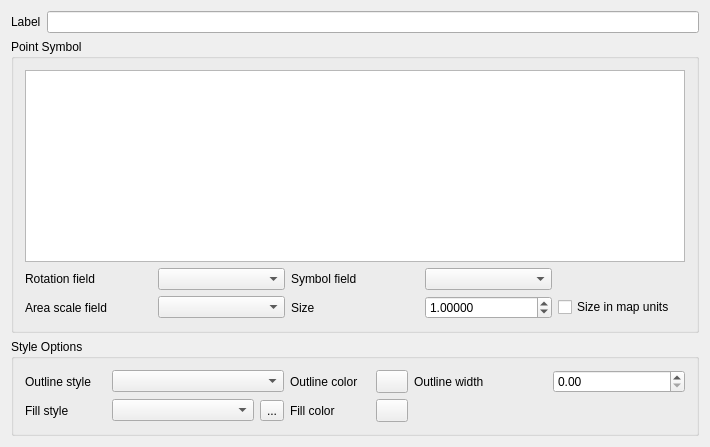
Old version of the form qgis/src/ui/qgssinglesymboldialogbase.ui in the repository sourcepole/qgis.
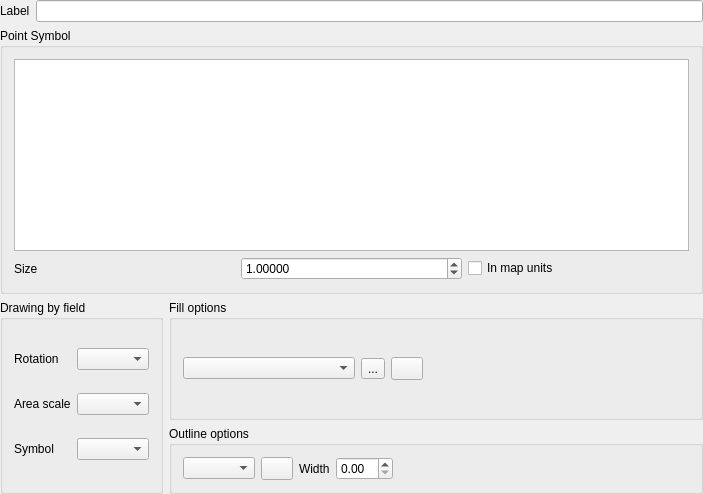
New version of the form. Custom widgets are drawn as their Qt base class.

```diff
--- a/qgis/src/ui/qgssinglesymboldialogbase.ui
+++ b/qgis/src/ui/qgssinglesymboldialogbase.ui
@@ -1,12 +1,12 @@
 <ui version="4.0" >
  <class>QgsSingleSymbolDialogBase</class>
- <widget class="QDialog" name="QgsSingleSymbolDialogBase" >
-  <property name="geometry" >
+ <widget class="QDialog" name="QgsSingleSymbolDialogBase">
+  <property name="geometry">
    <rect>
     <x>0</x>
     <y>0</y>
-    <width>710</width>
-    <height>443</height>
+    <width>703</width>
+    <height>494</height>
    </rect>
   </property>
   <property name="sizePolicy" >
@@ -18,10 +18,13 @@
   <property name="windowTitle" >
    <string>Single Symbol</string>
   </property>
-  <layout class="QGridLayout" >
-   <item row="0" column="0" >
-    <widget class="QLabel" name="mLabel" >
-     <property name="minimumSize" >
+  <layout class="QGridLayout" name="gridLayout_5">
+   <property name="margin">
+    <number>0</number>
+   </property>
+   <item row="0" column="0">
+    <widget class="QLabel" name="mLabel">
+     <property name="minimumSize">
       <size>
        <width>0</width>
        <height>22</height>
@@ -35,9 +38,9 @@
      </property>
     </widget>
    </item>
-   <item row="0" column="1" >
-    <widget class="QLineEdit" name="mLabelEdit" >
-     <property name="minimumSize" >
+   <item row="0" column="1">
+    <widget class="QLineEdit" name="mLabelEdit">
+     <property name="minimumSize">
       <size>
        <width>0</width>
        <height>22</height>
@@ -45,10 +48,10 @@
      </property>
     </widget>
    </item>
-   <item row="1" column="0" colspan="2" >
-    <widget class="QGroupBox" name="mGroupPoint" >
-     <property name="sizePolicy" >
-      <sizepolicy vsizetype="Fixed" hsizetype="Expanding" >
+   <item row="1" column="0" colspan="2">
+    <widget class="QGroupBox" name="mGroupPoint">
+     <property name="sizePolicy">
+      <sizepolicy hsizetype="Expanding" vsizetype="Fixed">
        <horstretch>0</horstretch>
        <verstretch>0</verstretch>
       </sizepolicy>
@@ -56,10 +59,16 @@
      <property name="title" >
       <string>Point Symbol</string>
      </property>
-     <layout class="QGridLayout" >
-      <item row="0" column="0" colspan="5" >
-       <widget class="QListWidget" name="lstSymbols" >
-        <property name="dragDropMode" >
+     <layout class="QGridLayout" name="gridLayout_4">
+      <item row="0" column="0" colspan="3">
+       <widget class="QListWidget" name="lstSymbols">
+        <property name="sizePolicy">
+         <sizepolicy hsizetype="Expanding" vsizetype="MinimumExpanding">
+          <horstretch>0</horstretch>
+          <verstretch>0</verstretch>
+         </sizepolicy>
+        </property>
+        <property name="dragDropMode">
          <enum>QAbstractItemView::DragDrop</enum>
         </property>
         <property name="alternatingRowColors" >
@@ -85,62 +94,9 @@
         </property>
        </widget>
       </item>
-      <item row="2" column="0" >
-       <widget class="QLabel" name="textLabel1_3" >
-        <property name="text" >
-         <string>Rotation field</string>
-        </property>
-        <property name="buddy" >
-         <cstring>mRotationClassificationComboBox</cstring>
-        </property>
-       </widget>
-      </item>
-      <item row="2" column="1" >
-       <widget class="QComboBox" name="mRotationClassificationComboBox" >
-        <property name="minimumSize" >
-         <size>
-          <width>0</width>
-          <height>20</height>
-         </size>
-        </property>
-       </widget>
-      </item>
-      <item row="3" column="1" >
-       <widget class="QComboBox" name="mScaleClassificationComboBox" >
-        <property name="minimumSize" >
-         <size>
-          <width>0</width>
-          <height>20</height>
-         </size>
-        </property>
-       </widget>
-      </item>
-      <item row="3" column="0" >
-       <widget class="QLabel" name="textLabel9" >
-        <property name="text" >
-         <string>Area scale field</string>
-        </property>
-        <property name="buddy" >
-         <cstring>mScaleClassificationComboBox</cstring>
-        </property>
-       </widget>
-      </item>
-      <item row="2" column="3" >
-       <widget class="QComboBox" name="mSymbolComboBox" />
-      </item>
-      <item row="2" column="2" >
-       <widget class="QLabel" name="label" >
-        <property name="text" >
-         <string>Symbol field</string>
-        </property>
-        <property name="buddy" >
-         <cstring>mSymbolComboBox</cstring>
-        </property>
-       </widget>
-      </item>
-      <item row="3" column="2" >
-       <widget class="QLabel" name="textLabel1_2" >
-        <property name="text" >
+      <item row="1" column="0">
+       <widget class="QLabel" name="textLabel1_2">
+        <property name="text">
          <string>Size</string>
         </property>
         <property name="buddy" >
@@ -148,9 +104,9 @@
         </property>
        </widget>
       </item>
-      <item row="3" column="3" >
-       <widget class="QDoubleSpinBox" name="mPointSizeSpinBox" >
-        <property name="decimals" >
+      <item row="1" column="1">
+       <widget class="QDoubleSpinBox" name="mPointSizeSpinBox">
+        <property name="decimals">
          <number>5</number>
         </property>
         <property name="maximum" >
@@ -164,175 +120,196 @@
         </property>
        </widget>
       </item>
-      <item row="3" column="4" >
-       <widget class="QCheckBox" name="mPointSizeUnitsCheckBox" >
-        <property name="text" >
-         <string>Size in map units</string>
+      <item row="1" column="2">
+       <widget class="QCheckBox" name="mPointSizeUnitsCheckBox">
+        <property name="text">
+         <string>In map units</string>
         </property>
        </widget>
       </item>
      </layout>
     </widget>
    </item>
-   <item row="2" column="0" colspan="2" >
-    <widget class="QGroupBox" name="groupBox_3" >
-     <property name="sizePolicy" >
-      <sizepolicy vsizetype="Fixed" hsizetype="Expanding" >
-       <horstretch>0</horstretch>
-       <verstretch>0</verstretch>
-      </sizepolicy>
-     </property>
-     <property name="title" >
-      <string>Style Options</string>
-     </property>
-     <layout class="QGridLayout" >
-      <item row="0" column="0" >
-       <widget class="QLabel" name="outlinecolorlabel_2" >
-        <property name="text" >
-         <string>Outline style</string>
-        </property>
-        <property name="buddy" >
-         <cstring>cboOutlineStyle</cstring>
-        </property>
-       </widget>
-      </item>
-      <item row="0" column="1" >
-       <widget class="QComboBox" name="cboOutlineStyle" >
-        <property name="sizePolicy" >
-         <sizepolicy vsizetype="Fixed" hsizetype="Expanding" >
-          <horstretch>0</horstretch>
-          <verstretch>0</verstretch>
-         </sizepolicy>
-        </property>
-        <property name="minimumSize" >
+   <item row="2" column="0" colspan="2">
+    <layout class="QHBoxLayout" name="horizontalLayout_2">
+     <item>
+      <widget class="QGroupBox" name="mGroupDrawingByField">
+       <property name="title">
+        <string>Drawing by field</string>
+       </property>
+       <layout class="QGridLayout" name="gridLayout">
+        <item row="0" column="0">
+         <widget class="QLabel" name="mLblRotationField">
+          <property name="text">
+           <string>Rotation</string>
+          </property>
+          <property name="buddy">
+           <cstring>mRotationClassificationComboBox</cstring>
+          </property>
+         </widget>
+        </item>
+        <item row="0" column="1">
+         <widget class="QComboBox" name="mRotationClassificationComboBox">
+          <property name="minimumSize">
          <size>
           <width>0</width>
           <height>20</height>
          </size>
         </property>
-        <property name="maximumSize" >
-         <size>
-          <width>172</width>
-          <height>16777215</height>
-         </size>
-        </property>
-       </widget>
-      </item>
-      <item row="0" column="2" >
-       <widget class="QLabel" name="outlinecolorlabel" >
-        <property name="text" >
-         <string>Outline color</string>
-        </property>
-        <property name="buddy" >
-         <cstring>btnOutlineColor</cstring>
+         </widget>
+        </item>
+        <item row="1" column="0">
+         <widget class="QLabel" name="textLabel9">
+          <property name="text">
+           <string>Area scale</string>
+          </property>
+          <property name="buddy">
+           <cstring>mScaleClassificationComboBox</cstring>
         </property>
        </widget>
       </item>
-      <item row="0" column="3" >
-       <widget class="QgsColorButton" name="btnOutlineColor" >
-        <property name="sizePolicy" >
-         <sizepolicy vsizetype="Fixed" hsizetype="Minimum" >
-          <horstretch>0</horstretch>
-          <verstretch>0</verstretch>
-         </sizepolicy>
-        </property>
-        <property name="minimumSize" >
+        <item row="1" column="1">
+         <widget class="QComboBox" name="mScaleClassificationComboBox">
+          <property name="minimumSize">
          <size>
-          <width>32</width>
+            <width>0</width>
           <height>20</height>
          </size>
         </property>
-        <property name="maximumSize" >
-         <size>
-          <width>32</width>
-          <height>16777215</height>
-         </size>
-        </property>
-        <property name="text" >
-         <string/>
-        </property>
-       </widget>
-      </item>
-      <item row="0" column="4" >
-       <widget class="QLabel" name="outlinewidthlabel" >
-        <property name="text" >
-         <string>Outline width</string>
-        </property>
-        <property name="buddy" >
-         <cstring>outlinewidthspinbox</cstring>
+         </widget>
+        </item>
+        <item row="2" column="0">
+         <widget class="QLabel" name="label">
+          <property name="text">
+           <string>Symbol</string>
+          </property>
+          <property name="buddy">
+           <cstring>mSymbolComboBox</cstring>
         </property>
        </widget>
       </item>
-      <item row="0" column="5" >
-       <widget class="QDoubleSpinBox" name="outlinewidthspinbox" >
-        <property name="minimumSize" >
-         <size>
-          <width>0</width>
-          <height>20</height>
-         </size>
-        </property>
-        <property name="maximumSize" >
-         <size>
-          <width>172</width>
-          <height>16777215</height>
-         </size>
-        </property>
-        <property name="singleStep" >
-         <double>0.100000000000000</double>
-        </property>
-       </widget>
-      </item>
-      <item row="1" column="0" >
-       <widget class="QLabel" name="fillcolorlabel_2" >
-        <property name="text" >
-         <string>Fill style</string>
-        </property>
-        <property name="buddy" >
-         <cstring>cboFillStyle</cstring>
-        </property>
-       </widget>
-      </item>
-      <item row="1" column="1" >
-       <layout class="QHBoxLayout" >
+        <item row="2" column="1">
+         <widget class="QComboBox" name="mSymbolComboBox"/>
+        </item>
+       </layout>
+      </widget>
+     </item>
         <item>
-         <widget class="QComboBox" name="cboFillStyle" >
-          <property name="minimumSize" >
+      <layout class="QVBoxLayout" name="verticalLayout">
+       <item>
+        <widget class="QGroupBox" name="groupBox">
+         <property name="title">
+          <string>Fill options</string>
+         </property>
+         <layout class="QGridLayout" name="gridLayout_3">
+          <item row="0" column="0">
+           <widget class="QComboBox" name="cboFillStyle">
+            <property name="sizePolicy">
+             <sizepolicy hsizetype="Expanding" vsizetype="Fixed">
+              <horstretch>0</horstretch>
+              <verstretch>0</verstretch>
+             </sizepolicy>
+            </property>
+            <property name="minimumSize">
            <size>
             <width>0</width>
             <height>20</height>
            </size>
           </property>
-          <property name="maximumSize" >
+            <property name="maximumSize">
            <size>
-            <width>142</width>
+              <width>172</width>
             <height>16777215</height>
            </size>
           </property>
          </widget>
         </item>
-        <item>
-         <widget class="QToolButton" name="toolSelectTexture" >
-          <property name="text" >
+          <item row="0" column="1">
+           <widget class="QToolButton" name="toolSelectTexture">
+            <property name="text">
            <string>...</string>
           </property>
          </widget>
         </item>
-       </layout>
-      </item>
-      <item row="1" column="2" >
-       <widget class="QLabel" name="fillcolorlabel" >
-        <property name="text" >
-         <string>Fill color</string>
-        </property>
-        <property name="buddy" >
-         <cstring>btnFillColor</cstring>
-        </property>
-       </widget>
-      </item>
-      <item row="1" column="3" >
-       <widget class="QgsColorButton" name="btnFillColor" >
-        <property name="sizePolicy" >
-         <sizepolicy vsizetype="Fixed" hsizetype="Expanding" >
+          <item row="0" column="2">
+           <widget class="QgsColorButton" name="btnFillColor">
+            <property name="sizePolicy">
+             <sizepolicy hsizetype="Expanding" vsizetype="Fixed">
+              <horstretch>0</horstretch>
+              <verstretch>0</verstretch>
+             </sizepolicy>
+            </property>
+            <property name="minimumSize">
+             <size>
+              <width>32</width>
+              <height>20</height>
+             </size>
+            </property>
+            <property name="maximumSize">
+             <size>
+              <width>32</width>
+              <height>16777215</height>
+             </size>
+            </property>
+            <property name="text">
+             <string/>
+            </property>
+           </widget>
+          </item>
+          <item row="0" column="3">
+           <spacer name="horizontalSpacer">
+            <property name="orientation">
+             <enum>Qt::Horizontal</enum>
+            </property>
+            <property name="sizeHint" stdset="0">
+             <size>
+              <width>40</width>
+              <height>20</height>
+             </size>
+            </property>
+           </spacer>
+          </item>
+         </layout>
+        </widget>
+       </item>
+       <item>
+        <widget class="QGroupBox" name="groupBox_3">
+         <property name="sizePolicy">
+          <sizepolicy hsizetype="Expanding" vsizetype="Fixed">
+           <horstretch>0</horstretch>
+           <verstretch>0</verstretch>
+          </sizepolicy>
+         </property>
+         <property name="title">
+          <string>Outline options</string>
+         </property>
+         <layout class="QGridLayout" name="gridLayout_2">
+          <item row="0" column="0">
+           <widget class="QComboBox" name="cboOutlineStyle">
+            <property name="sizePolicy">
+             <sizepolicy hsizetype="Preferred" vsizetype="Fixed">
+              <horstretch>0</horstretch>
+              <verstretch>0</verstretch>
+             </sizepolicy>
+            </property>
+            <property name="minimumSize">
+             <size>
+              <width>0</width>
+              <height>20</height>
+             </size>
+            </property>
+            <property name="maximumSize">
+             <size>
+              <width>172</width>
+              <height>16777215</height>
+             </size>
+            </property>
+           </widget>
+          </item>
+          <item row="0" column="1">
+           <widget class="QgsColorButton" name="btnOutlineColor">
+            <property name="sizePolicy">
+             <sizepolicy hsizetype="Minimum" vsizetype="Fixed">
           <horstretch>0</horstretch>
           <verstretch>0</verstretch>
          </sizepolicy>
@@ -354,14 +331,46 @@
         </property>
        </widget>
       </item>
-      <item row="1" column="4" colspan="2" >
-       <spacer>
-        <property name="orientation" >
+          <item row="0" column="2">
+           <widget class="QLabel" name="outlinewidthlabel">
+            <property name="text">
+             <string>Width</string>
+            </property>
+            <property name="buddy">
+             <cstring>outlinewidthspinbox</cstring>
+            </property>
+           </widget>
+          </item>
+          <item row="0" column="3">
+           <widget class="QDoubleSpinBox" name="outlinewidthspinbox">
+            <property name="minimumSize">
+             <size>
+              <width>0</width>
+              <height>20</height>
+             </size>
+            </property>
+            <property name="maximumSize">
+             <size>
+              <width>172</width>
+              <height>16777215</height>
+             </size>
+            </property>
+            <property name="singleStep">
+             <double>0.100000000000000</double>
+            </property>
+           </widget>
+          </item>
+          <item row="1" column="0">
+           <layout class="QHBoxLayout"/>
+          </item>
+          <item row="0" column="4">
+           <spacer name="horizontalSpacer_2">
+            <property name="orientation">
          <enum>Qt::Horizontal</enum>
         </property>
-        <property name="sizeHint" >
+            <property name="sizeHint" stdset="0">
          <size>
-          <width>271</width>
+              <width>40</width>
           <height>20</height>
          </size>
         </property>
@@ -371,8 +380,12 @@
     </widget>
    </item>
   </layout>
+     </item>
+    </layout>
+   </item>
+  </layout>
  </widget>
- <layoutdefault spacing="6" margin="11" />
+ <layoutdefault spacing="6" margin="11"/>
  <customwidgets>
   <customwidget>
    <class>QgsColorButton</class>
```
Left out of the diff: 49 changed lines with no effect on the pictures. Lines whose indentation alone changed are shown as unchanged.
